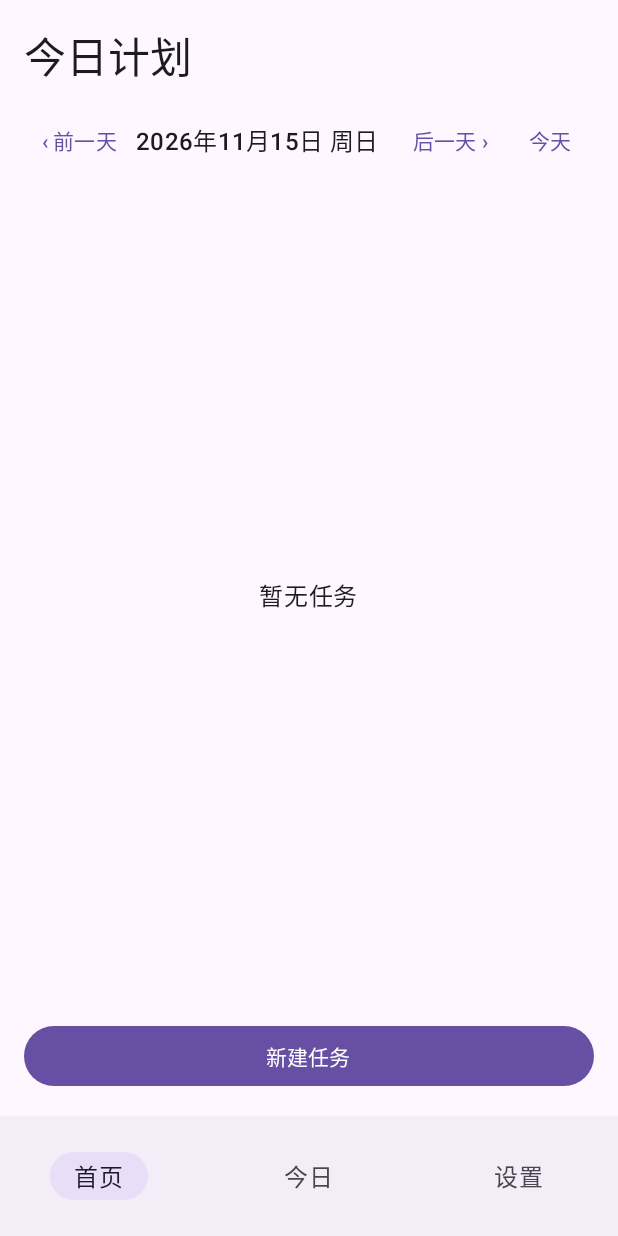
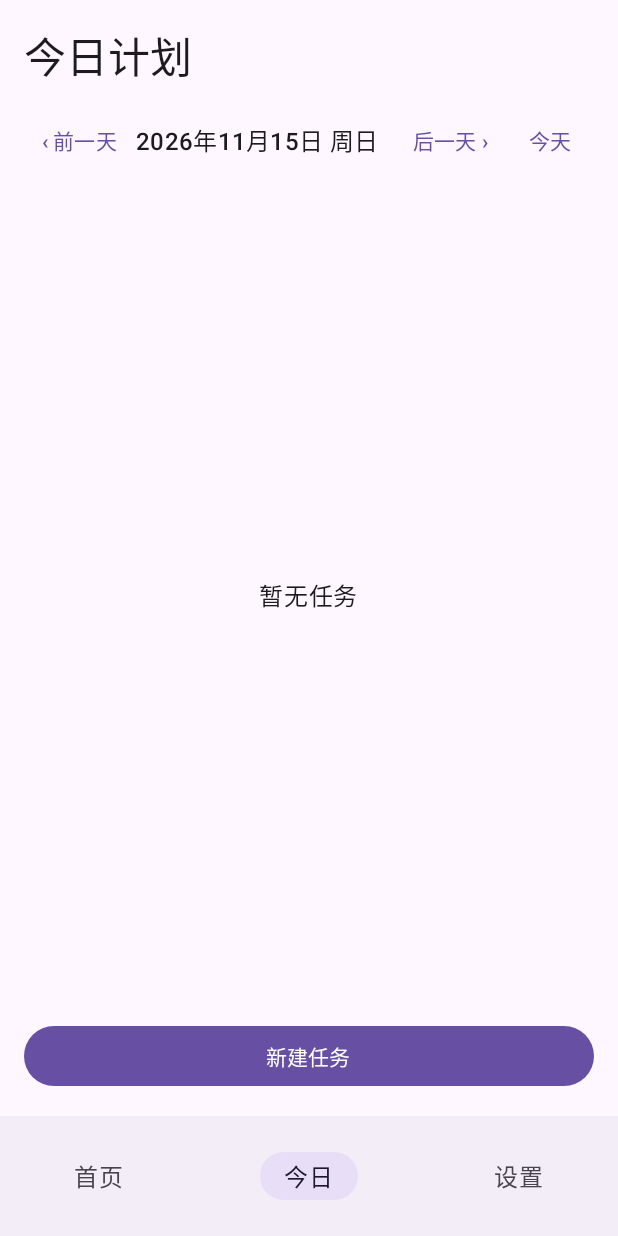
Before and after one commit to lingchengguo22-star/lifeworkbench-android, an Android app built with Jetpack Compose: the screen it shows after launch (MainActivity), item 2 of the bottom bar chosen, on a phone screen of 412 x 824 dp. Run offline under Robolectric (Android 15) with nearby library versions, the phone set to English and light mode, and no system bars; our stand-ins replace Room's generated code.

Commit message:
阶段2.3：底部导航选中状态由当前路由派生，跳转用单例防重复入栈

```diff
--- a/app/src/main/java/com/example/lifeworkbench/MainActivity.kt
+++ b/app/src/main/java/com/example/lifeworkbench/MainActivity.kt
@@ -6,10 +6,15 @@ import androidx.activity.compose.setContent
 import androidx.compose.foundation.layout.padding
 import androidx.compose.material3.*
 import androidx.compose.runtime.Composable
+import androidx.compose.runtime.getValue
 import androidx.compose.ui.Modifier
+import androidx.navigation.NavController
 import androidx.navigation.compose.NavHost
 import androidx.navigation.compose.composable
+import androidx.navigation.compose.currentBackStackEntryAsState
 import androidx.navigation.compose.rememberNavController
+import com.example.lifeworkbench.ui.navigation.BottomTab
+import com.example.lifeworkbench.ui.navigation.selectedBottomTab
 import com.example.lifeworkbench.ui.screens.*
 
 class MainActivity : ComponentActivity() {
@@ -27,19 +32,34 @@ class MainActivity : ComponentActivity() {
 @Composable
 fun MainScreen() {
     val navController = rememberNavController()
+    // 阶段 2.3：选中状态由当前路由派生，不再写死；模块占位页不选中任何一项。
+    val navBackStackEntry by navController.currentBackStackEntryAsState()
+    val selectedTab = selectedBottomTab(navBackStackEntry?.destination?.route)
     Scaffold(
         bottomBar = {
             NavigationBar {
-                NavigationBarItem(selected = true, onClick = { navController.navigate("home") }, icon = { Text("首页") })
-                NavigationBarItem(selected = false, onClick = { navController.navigate("today") }, icon = { Text("今日") })
-                NavigationBarItem(selected = false, onClick = { navController.navigate("settings") }, icon = { Text("设置") })
+                NavigationBarItem(
+                    selected = selectedTab == BottomTab.HOME,
+                    onClick = { navController.navigateBottomTab("home") },
+                    icon = { Text("首页") }
+                )
+                NavigationBarItem(
+                    selected = selectedTab == BottomTab.TODAY,
+                    onClick = { navController.navigateBottomTab("today") },
+                    icon = { Text("今日") }
+                )
+                NavigationBarItem(
+                    selected = selectedTab == BottomTab.SETTINGS,
+                    onClick = { navController.navigateBottomTab("settings") },
+                    icon = { Text("设置") }
+                )
             }
         }
     ) { paddingValues ->
         NavHost(navController = navController, startDestination = "home", modifier = Modifier.padding(paddingValues)) {
             composable("home") {
                 HomeScreen(
-                    onNavigateToToday = { navController.navigate("today") },
+                    onNavigateToToday = { navController.navigateBottomTab("today") },
                     onNavigateToModule = { name -> navController.navigate("module/$name") }
                 )
             }
@@ -54,3 +74,15 @@ fun MainScreen() {
         }
     }
 }
+
+/**
+ * 底部导航跳转：回到起始页再进目标页 + 单例，避免重复入栈导致返回栈失控。
+ * 模块占位页用普通 navigate（它是压栈的详情页，不是底部入口）。
+ */
+private fun NavController.navigateBottomTab(route: String) {
+    navigate(route) {
+        popUpTo(graph.startDestinationId) { saveState = true }
+        launchSingleTop = true
+        restoreState = true
+    }
+}
```
